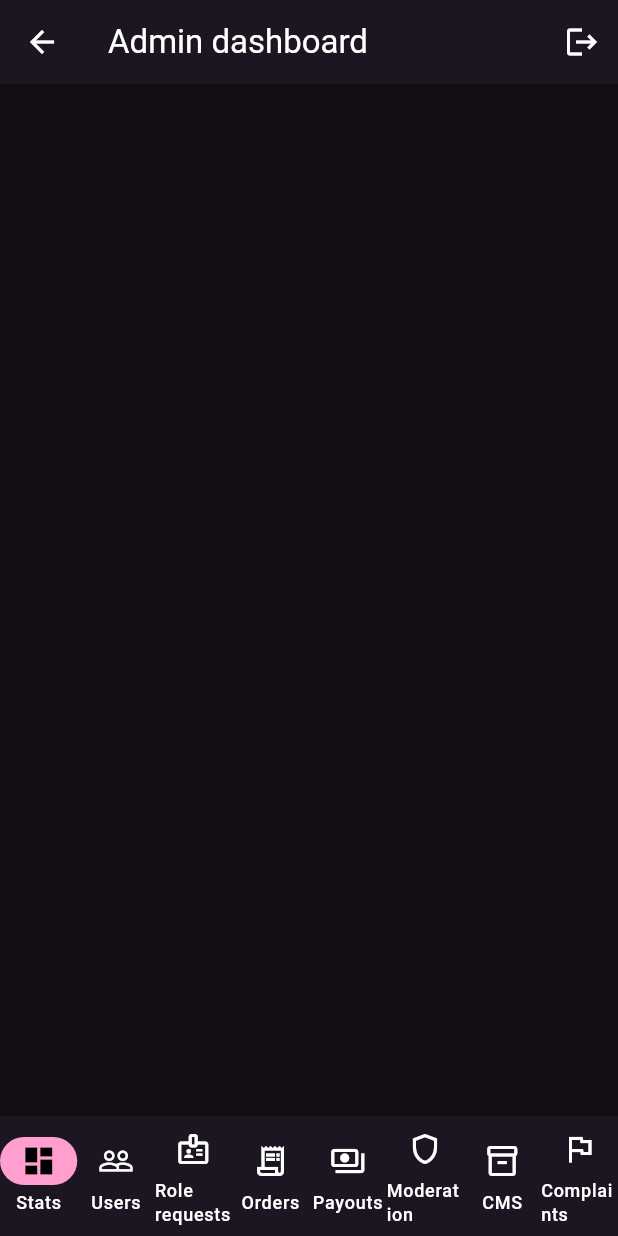
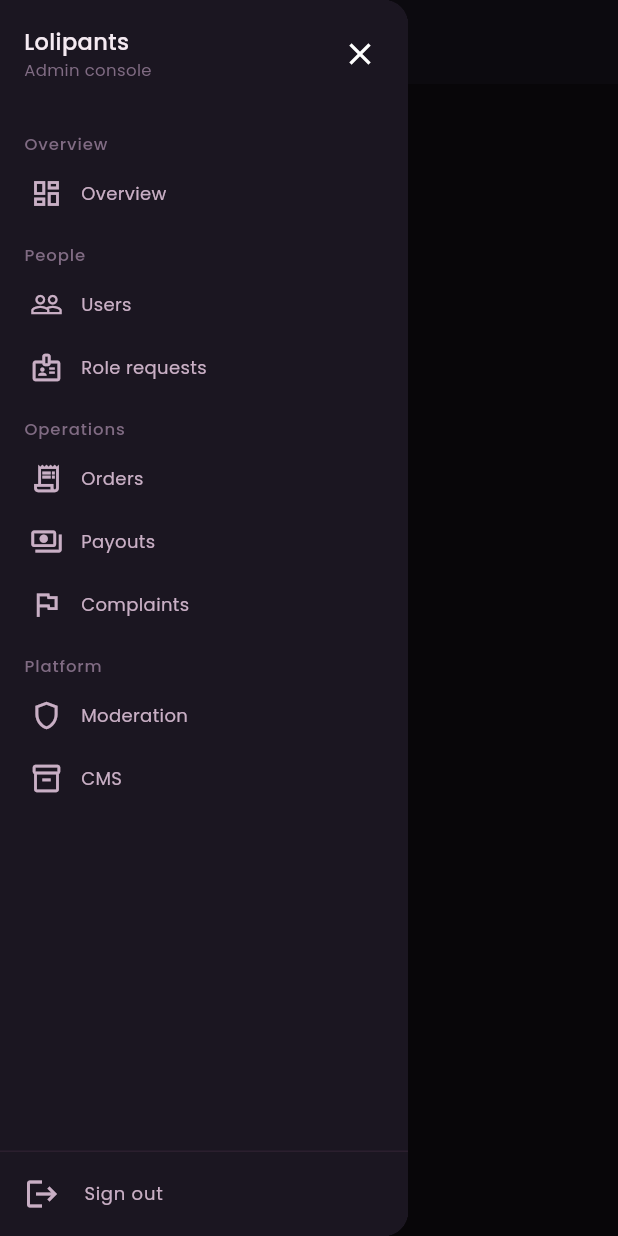
Before and after one commit to Lolipants/lolipants, a Flutter app: the AdminShell screen opened directly with empty values, with the side drawer open (before the commit the screen has no drawer), on a phone screen of 412 x 824 dp. Run offline on Flutter 3.47's test engine with Material 3 defaults, Android fonts, the phone set to English and light mode, and no system bars; our stand-ins replace cached_network_image, camera, dio, file_picker, flutter_animate, flutter_colorpicker and 14 more; missing offline and left inert: google_mlkit_commons, google_mlkit_pose_detection, onesignal_flutter; accounts and stored records are empty.

Commit message:
feat(admin): drawer and sidebar grouped navigation
Replace crowded bottom nav with scoped grouped menu; fix drawer
open on phone via scaffold key and persistent sidebar on wide layouts.

```diff
--- a/lib/features/admin/shell/admin_shell.dart
+++ b/lib/features/admin/shell/admin_shell.dart
@@ -2,195 +2,117 @@ import 'package:flutter/material.dart';
 import 'package:flutter_riverpod/flutter_riverpod.dart';
 import 'package:go_router/go_router.dart';
 import 'package:lolipants/core/constants/app_colors.dart';
-import 'package:lolipants/features/auth/models/user.dart';
+import 'package:lolipants/core/constants/app_text_styles.dart';
+import 'package:lolipants/features/admin/widgets/admin_nav_menu.dart';
 import 'package:lolipants/features/auth/providers/auth_providers.dart';
 
-/// Scope-aware destination entry shown in the admin shell navigation.
-class AdminNavItem {
-  /// Creates a navigation entry.
-  const AdminNavItem({
-    required this.label,
-    required this.icon,
-    required this.selectedIcon,
-    required this.path,
-    required this.scope,
-  });
+export 'package:lolipants/features/admin/widgets/admin_nav_menu.dart'
+    show AdminNavItem, kAdminNavItems;
 
-  /// Visible label.
-  final String label;
-
-  /// Icon shown when unselected.
-  final IconData icon;
-
-  /// Icon shown when selected.
-  final IconData selectedIcon;
-
-  /// Route path the entry navigates to.
-  final String path;
-
-  /// Admin scope required to see this tab. Use [AdminScopes.superAdmin]-only
-  /// semantics with `null` to mean "always show".
-  final String? scope;
-}
-
-/// Canonical admin navigation items, in the order they appear. Scope filtering
-/// is applied in [AdminShell] based on `user.hasScope(item.scope)`.
-const List<AdminNavItem> kAdminNavItems = <AdminNavItem>[
-  AdminNavItem(
-    label: 'Stats',
-    icon: Icons.dashboard_outlined,
-    selectedIcon: Icons.dashboard,
-    path: '/admin/stats',
-    scope: null,
-  ),
-  AdminNavItem(
-    label: 'Users',
-    icon: Icons.people_outline,
-    selectedIcon: Icons.people,
-    path: '/admin/users',
-    scope: AdminScopes.usersMgmt,
-  ),
-  AdminNavItem(
-    label: 'Role requests',
-    icon: Icons.badge_outlined,
-    selectedIcon: Icons.badge,
-    path: '/admin/role-requests',
-    scope: AdminScopes.usersMgmt,
-  ),
-  AdminNavItem(
-    label: 'Orders',
-    icon: Icons.receipt_long_outlined,
-    selectedIcon: Icons.receipt_long,
-    path: '/admin/orders',
-    scope: AdminScopes.ordersOversight,
-  ),
-  AdminNavItem(
-    label: 'Payouts',
-    icon: Icons.payments_outlined,
-    selectedIcon: Icons.payments,
-    path: '/admin/payouts',
-    scope: AdminScopes.payouts,
-  ),
-  AdminNavItem(
-    label: 'Moderation',
-    icon: Icons.shield_outlined,
-    selectedIcon: Icons.shield,
-    path: '/admin/moderation',
-    scope: AdminScopes.moderation,
-  ),
-  AdminNavItem(
-    label: 'CMS',
-    icon: Icons.inventory_2_outlined,
-    selectedIcon: Icons.inventory_2,
-    path: '/admin/cms',
-    scope: AdminScopes.cms,
-  ),
-  AdminNavItem(
-    label: 'Complaints',
-    icon: Icons.flag_outlined,
-    selectedIcon: Icons.flag,
-    path: '/admin/complaints',
-    scope: AdminScopes.complaints,
-  ),
-];
-
-/// Shell chrome around every admin route. Uses a [NavigationRail] on wide
-/// layouts and a [BottomNavigationBar] on narrow layouts. Tabs are filtered to
-/// match [User.adminScopes] so a scoped admin only sees what they can touch.
-class AdminShell extends ConsumerWidget {
+/// Shell chrome around every admin route.
+///
+/// Narrow layouts use a grouped [Drawer] (no crowded bottom bar). Wide layouts
+/// show a persistent sidebar with the same grouped menu.
+class AdminShell extends ConsumerStatefulWidget {
   /// Wraps [child] with the admin navigation chrome.
   const AdminShell({required this.child, super.key});
 
   /// Routed child provided by go_router's [ShellRoute].
   final Widget child;
 
-  List<AdminNavItem> _visibleItems(User user) {
-    return kAdminNavItems.where((item) {
-      if (item.scope == null) return true;
-      return user.hasScope(item.scope!);
-    }).toList(growable: false);
-  }
+  @override
+  ConsumerState<AdminShell> createState() => _AdminShellState();
+}
 
-  int _currentIndex(List<AdminNavItem> items, String location) {
-    var index = -1;
-    var bestLen = -1;
-    for (var i = 0; i < items.length; i++) {
-      final path = items[i].path;
-      if (location == path || location.startsWith('$path/')) {
-        if (path.length > bestLen) {
-          bestLen = path.length;
-          index = i;
-        }
-      }
-    }
-    return index < 0 ? 0 : index;
-  }
+class _AdminShellState extends ConsumerState<AdminShell> {
+  static const double _sidebarBreakpoint = 900;
+  static const double _sidebarWidth = 272;
+
+  final GlobalKey<ScaffoldState> _scaffoldKey = GlobalKey<ScaffoldState>();
 
   @override
-  Widget build(BuildContext context, WidgetRef ref) {
+  Widget build(BuildContext context) {
     final auth = ref.watch(authProvider).value;
     final user = auth is AuthAuthenticated ? auth.user : null;
-    final items = user == null ? kAdminNavItems : _visibleItems(user);
+    final items = visibleAdminNavItems(user);
+    final sections = buildAdminNavSections(items);
     final location = GoRouterState.of(context).uri.path;
-    final currentIndex = _currentIndex(items, location);
-    final isWide = MediaQuery.sizeOf(context).width >= 720;
+    final current = adminNavItemForPath(items, location);
+    final isWide = MediaQuery.sizeOf(context).width >= _sidebarBreakpoint;
 
-    void go(int index) {
-      final target = items[index].path;
-      if (location != target) context.go(target);
+    void navigate(String path) {
+      if (location != path) context.go(path);
+      if (!isWide) _scaffoldKey.currentState?.closeDrawer();
     }
 
+    Future<void> signOut() async {
+      await ref.read(authProvider.notifier).signOutEverywhere();
+      if (context.mounted) context.go('/login');
+    }
+
+    final menu = AdminNavMenu(
+      sections: sections,
+      currentPath: location,
+      onNavigate: navigate,
+      onSignOut: signOut,
+      isSuperAdmin: user?.isSuperAdmin ?? false,
+      showCloseForDrawer: !isWide,
+    );
+
     return Scaffold(
+      key: _scaffoldKey,
+      backgroundColor: AppColors.ink,
+      drawer: isWide ? null : Drawer(width: _sidebarWidth, child: menu),
       appBar: AppBar(
-        title: const Text('Admin dashboard'),
+        backgroundColor: AppColors.stone,
+        title: Column(
+          crossAxisAlignment: CrossAxisAlignment.start,
+          children: [
+            Text(
+              current?.label ?? 'Admin',
+              style: AppTextStyles.titleMedium,
+            ),
+            if (current != null)
+              Text(
+                _sectionLabelFor(current),
+                style: AppTextStyles.bodySmall.copyWith(color: AppColors.fog),
+              ),
+          ],
+        ),
+        leading: isWide
+            ? null
+            : IconButton(
+                icon: const Icon(Icons.menu),
+                tooltip: 'Open menu',
+                onPressed: () => _scaffoldKey.currentState?.openDrawer(),
+              ),
+        automaticallyImplyLeading: !isWide,
         actions: [
-          IconButton(
-            onPressed: () async {
-              await ref.read(authProvider.notifier).signOutEverywhere();
-              if (context.mounted) context.go('/login');
-            },
-            icon: const Icon(Icons.logout),
-            tooltip: 'Sign out',
-          ),
+          if (isWide)
+            IconButton(
+              onPressed: signOut,
+              icon: const Icon(Icons.logout),
+              tooltip: 'Sign out',
+            ),
         ],
       ),
       body: isWide
           ? Row(
+              crossAxisAlignment: CrossAxisAlignment.stretch,
               children: [
-                NavigationRail(
-                  backgroundColor: AppColors.stone,
-                  selectedIndex: currentIndex,
-                  onDestinationSelected: go,
-                  labelType: NavigationRailLabelType.all,
-                  destinations: [
-                    for (final item in items)
-                      NavigationRailDestination(
-                        icon: Icon(item.icon),
-                        selectedIcon: Icon(item.selectedIcon),
-                        label: Text(item.label),
-                      ),
-                  ],
-                ),
-                const VerticalDivider(width: 1),
-                Expanded(child: child),
+                SizedBox(width: _sidebarWidth, child: menu),
+                const VerticalDivider(width: 1, thickness: 1),
+                Expanded(child: widget.child),
               ],
             )
-          : child,
-      bottomNavigationBar: isWide
-          ? null
-          : NavigationBar(
-              backgroundColor: AppColors.stone,
-              selectedIndex: currentIndex,
-              onDestinationSelected: go,
-              destinations: [
-                for (final item in items)
-                  NavigationDestination(
-                    icon: Icon(item.icon),
-                    selectedIcon: Icon(item.selectedIcon),
-                    label: item.label,
-                  ),
-              ],
-            ),
+          : widget.child,
     );
   }
+
+  String _sectionLabelFor(AdminNavItem item) => switch (item.group) {
+        AdminNavGroup.overview => 'Overview',
+        AdminNavGroup.people => 'People',
+        AdminNavGroup.operations => 'Operations',
+        AdminNavGroup.platform => 'Platform',
+      };
 }
--- /dev/null
+++ b/lib/features/admin/widgets/admin_nav_menu.dart
@@ -0,0 +1,370 @@
+import 'package:flutter/material.dart';
+import 'package:lolipants/core/constants/app_colors.dart';
+import 'package:lolipants/core/constants/app_spacing.dart';
+import 'package:lolipants/core/constants/app_text_styles.dart';
+import 'package:lolipants/features/auth/models/user.dart';
+
+/// High-level grouping for admin destinations (keeps navigation scannable).
+enum AdminNavGroup {
+  /// Dashboard / stats.
+  overview,
+
+  /// Accounts and role intake.
+  people,
+
+  /// Orders, money, complaints.
+  operations,
+
+  /// Content and community safety.
+  platform,
+}
+
+/// Scope-aware destination entry shown in the admin shell navigation.
+class AdminNavItem {
+  /// Creates a navigation entry.
+  const AdminNavItem({
+    required this.label,
+    required this.icon,
+    required this.selectedIcon,
+    required this.path,
+    required this.group,
+    this.scope,
+  });
+
+  /// Visible label.
+  final String label;
+
+  /// Icon shown when unselected.
+  final IconData icon;
+
+  /// Icon shown when selected.
+  final IconData selectedIcon;
+
+  /// Route path the entry navigates to.
+  final String path;
+
+  /// Section this item belongs to.
+  final AdminNavGroup group;
+
+  /// Admin scope required to see this entry. `null` = always visible.
+  final String? scope;
+}
+
+/// Canonical admin navigation items.
+const List<AdminNavItem> kAdminNavItems = <AdminNavItem>[
+  AdminNavItem(
+    label: 'Overview',
+    icon: Icons.dashboard_outlined,
+    selectedIcon: Icons.dashboard,
+    path: '/admin/stats',
+    group: AdminNavGroup.overview,
+  ),
+  AdminNavItem(
+    label: 'Users',
+    icon: Icons.people_outline,
+    selectedIcon: Icons.people,
+    path: '/admin/users',
+    group: AdminNavGroup.people,
+    scope: AdminScopes.usersMgmt,
+  ),
+  AdminNavItem(
+    label: 'Role requests',
+    icon: Icons.badge_outlined,
+    selectedIcon: Icons.badge,
+    path: '/admin/role-requests',
+    group: AdminNavGroup.people,
+    scope: AdminScopes.usersMgmt,
+  ),
+  AdminNavItem(
+    label: 'Orders',
+    icon: Icons.receipt_long_outlined,
+    selectedIcon: Icons.receipt_long,
+    path: '/admin/orders',
+    group: AdminNavGroup.operations,
+    scope: AdminScopes.ordersOversight,
+  ),
+  AdminNavItem(
+    label: 'Payouts',
+    icon: Icons.payments_outlined,
+    selectedIcon: Icons.payments,
+    path: '/admin/payouts',
+    group: AdminNavGroup.operations,
+    scope: AdminScopes.payouts,
+  ),
+  AdminNavItem(
+    label: 'Complaints',
+    icon: Icons.flag_outlined,
+    selectedIcon: Icons.flag,
+    path: '/admin/complaints',
+    group: AdminNavGroup.operations,
+    scope: AdminScopes.complaints,
+  ),
+  AdminNavItem(
+    label: 'Moderation',
+    icon: Icons.shield_outlined,
+    selectedIcon: Icons.shield,
+    path: '/admin/moderation',
+    group: AdminNavGroup.platform,
+    scope: AdminScopes.moderation,
+  ),
+  AdminNavItem(
+    label: 'CMS',
+    icon: Icons.inventory_2_outlined,
+    selectedIcon: Icons.inventory_2,
+    path: '/admin/cms',
+    group: AdminNavGroup.platform,
+    scope: AdminScopes.cms,
+  ),
+];
+
+/// A labelled group of nav items after scope filtering.
+class AdminNavSection {
+  const AdminNavSection({required this.title, required this.items});
+
+  final String title;
+  final List<AdminNavItem> items;
+}
+
+/// Filters [kAdminNavItems] to what [user] may access.
+List<AdminNavItem> visibleAdminNavItems(User? user) {
+  if (user == null) return kAdminNavItems;
+  return kAdminNavItems.where((item) {
+    if (item.scope == null) return true;
+    return user.hasScope(item.scope!);
+  }).toList(growable: false);
+}
+
+/// Groups visible items into sections (omits empty groups).
+List<AdminNavSection> buildAdminNavSections(List<AdminNavItem> items) {
+  const order = AdminNavGroup.values;
+  final sections = <AdminNavSection>[];
+  for (final group in order) {
+    final groupItems =
+        items.where((i) => i.group == group).toList(growable: false);
+    if (groupItems.isEmpty) continue;
+    sections.add(
+      AdminNavSection(title: _groupTitle(group), items: groupItems),
+    );
+  }
+  return sections;
+}
+
+String _groupTitle(AdminNavGroup group) => switch (group) {
+      AdminNavGroup.overview => 'Overview',
+      AdminNavGroup.people => 'People',
+      AdminNavGroup.operations => 'Operations',
+      AdminNavGroup.platform => 'Platform',
+    };
+
+/// Resolves the best-matching nav item for [location].
+AdminNavItem? adminNavItemForPath(List<AdminNavItem> items, String location) {
+  AdminNavItem? best;
+  var bestLen = -1;
+  for (final item in items) {
+    final path = item.path;
+    if (location == path || location.startsWith('$path/')) {
+      if (path.length > bestLen) {
+        bestLen = path.length;
+        best = item;
+      }
+    }
+  }
+  return best ?? (items.isNotEmpty ? items.first : null);
+}
+
+/// Grouped sidebar / drawer used by [AdminShell].
+class AdminNavMenu extends StatelessWidget {
+  const AdminNavMenu({
+    required this.sections,
+    required this.currentPath,
+    required this.onNavigate,
+    required this.onSignOut,
+    this.isSuperAdmin = false,
+    this.showCloseForDrawer = false,
+    super.key,
+  });
+
+  final List<AdminNavSection> sections;
+  final String currentPath;
+  final ValueChanged<String> onNavigate;
+  final VoidCallback onSignOut;
+  final bool isSuperAdmin;
+  final bool showCloseForDrawer;
+
+  @override
+  Widget build(BuildContext context) {
+    return ColoredBox(
+      color: AppColors.stone,
+      child: SafeArea(
+        child: Column(
+          crossAxisAlignment: CrossAxisAlignment.stretch,
+          children: [
+            Padding(
+              padding: const EdgeInsets.fromLTRB(
+                AppSpacing.lg,
+                AppSpacing.md,
+                AppSpacing.sm,
+                AppSpacing.sm,
+              ),
+              child: Row(
+                children: [
+                  Expanded(
+                    child: Column(
+                      crossAxisAlignment: CrossAxisAlignment.start,
+                      children: [
+                        Text('Lolipants', style: AppTextStyles.titleMedium),
+                        Text(
+                          'Admin console',
+                          style: AppTextStyles.bodySmall.copyWith(
+                            color: AppColors.fog,
+                          ),
+                        ),
+                      ],
+                    ),
+                  ),
+                  if (showCloseForDrawer)
+                    IconButton(
+                      onPressed: () => Navigator.of(context).pop(),
+                      icon: const Icon(Icons.close),
+                      tooltip: 'Close menu',
+                    ),
+                ],
+              ),
+            ),
+            if (isSuperAdmin)
+              Padding(
+                padding: const EdgeInsets.symmetric(horizontal: AppSpacing.lg),
+                child: Container(
+                  padding: const EdgeInsets.symmetric(
+                    horizontal: AppSpacing.sm,
+                    vertical: AppSpacing.xs,
+                  ),
+                  decoration: BoxDecoration(
+                    color: AppColors.gold.withValues(alpha: 0.12),
+                    borderRadius: BorderRadius.circular(AppRadius.sm),
+                    border: Border.all(
+                      color: AppColors.gold.withValues(alpha: 0.35),
+                    ),
+                  ),
+                  child: Row(
+                    children: [
+                      Icon(
+                        Icons.verified_user_outlined,
+                        size: 16,
+                        color: AppColors.goldLight,
+                      ),
+                      const SizedBox(width: AppSpacing.xs),
+                      Text(
+                        'Super administrator',
+                        style: AppTextStyles.bodySmall.copyWith(
+                          color: AppColors.goldLight,
+                          fontWeight: FontWeight.w600,
+                        ),
+                      ),
+                    ],
+                  ),
+                ),
+              ),
+            const SizedBox(height: AppSpacing.sm),
+            Expanded(
+              child: ListView(
+                padding: const EdgeInsets.only(bottom: AppSpacing.md),
+                children: [
+                  for (final section in sections) ...[
+                    Padding(
+                      padding: const EdgeInsets.fromLTRB(
+                        AppSpacing.lg,
+                        AppSpacing.md,
+                        AppSpacing.lg,
+                        AppSpacing.xs,
+                      ),
+                      child: Text(
+                        section.title,
+                        style: AppTextStyles.bodySmall.copyWith(
+                          color: AppColors.fog,
+                          fontWeight: FontWeight.w600,
+                          letterSpacing: 0.6,
+                        ),
+                      ),
+                    ),
+                    for (final item in section.items)
+                      _AdminNavTile(
+                        item: item,
+                        selected: currentPath == item.path ||
+                            currentPath.startsWith('${item.path}/'),
+                        onTap: () => onNavigate(item.path),
+                      ),
+                  ],
+                ],
+              ),
+            ),
+            const Divider(height: 1, color: AppColors.borderSubtle),
+            ListTile(
+              leading: const Icon(Icons.logout, color: AppColors.dust),
+              title: Text('Sign out', style: AppTextStyles.bodyMedium),
+              onTap: onSignOut,
+            ),
+          ],
+        ),
+      ),
+    );
+  }
+}
+
+class _AdminNavTile extends StatelessWidget {
+  const _AdminNavTile({
+    required this.item,
+    required this.selected,
+    required this.onTap,
+  });
+
+  final AdminNavItem item;
+  final bool selected;
+  final VoidCallback onTap;
+
+  @override
+  Widget build(BuildContext context) {
+    return Padding(
+      padding: const EdgeInsets.symmetric(
+        horizontal: AppSpacing.sm,
+        vertical: 2,
+      ),
+      child: Material(
+        color: selected
+            ? AppColors.gold.withValues(alpha: 0.14)
+            : Colors.transparent,
+        borderRadius: BorderRadius.circular(AppRadius.md),
+        child: InkWell(
+          onTap: onTap,
+          borderRadius: BorderRadius.circular(AppRadius.md),
+          child: Padding(
+            padding: const EdgeInsets.symmetric(
+              horizontal: AppSpacing.md,
+              vertical: AppSpacing.sm,
+            ),
+            child: Row(
+              children: [
+                Icon(
+                  selected ? item.selectedIcon : item.icon,
+                  size: 22,
+                  color: selected ? AppColors.goldLight : AppColors.dust,
+                ),
+                const SizedBox(width: AppSpacing.md),
+                Expanded(
+                  child: Text(
+                    item.label,
+                    style: AppTextStyles.bodyMedium.copyWith(
+                      color: selected ? AppColors.sand : AppColors.dust,
+                      fontWeight:
+                          selected ? FontWeight.w600 : FontWeight.w400,
+                    ),
+                  ),
+                ),
+              ],
+            ),
+          ),
+        ),
+      ),
+    );
+  }
+}
```
